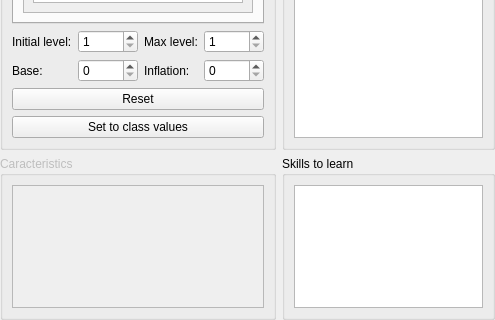
First picture: the form in CustomWidgets/paneldatasclass.ui, repository RPG-Paper-Maker/RPG-Paper-Maker, before the edit; both pictures show x 0 to 495 and y 178 to 498 of the 495 by 498 pixel window.
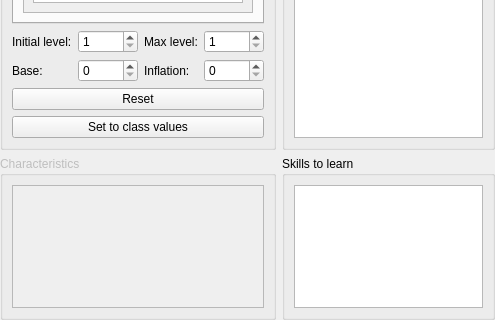
Second picture: the form after the edit. Custom widgets are drawn as their Qt base class.

Commit message: Change caracteristic name to charecteristic (also in code)

Patch:
```diff
--- a/CustomWidgets/paneldatasclass.ui
+++ b/CustomWidgets/paneldatasclass.ui
@@ -285,7 +285,7 @@
         <bool>false</bool>
        </property>
        <property name="title">
-        <string>Caracteristics</string>
+        <string>Characteristics</string>
        </property>
        <layout class="QGridLayout" name="gridLayout_27">
         <item row="0" column="0">
```
Left out of the diff: 2 changed lines with no effect on the pictures. The commit also changes 20 other files.
